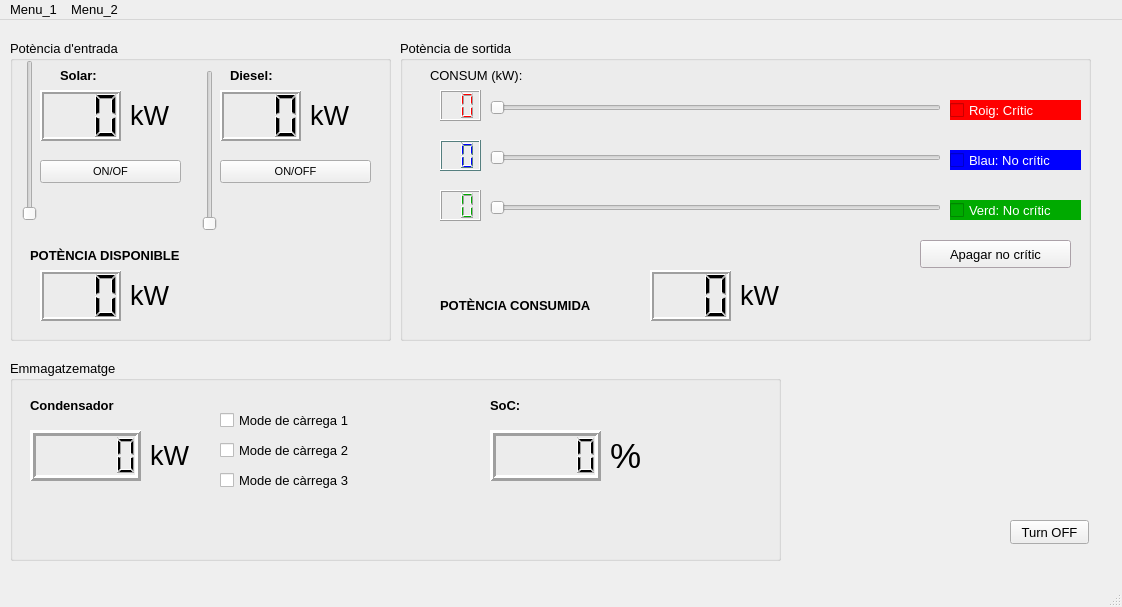
Old version of the form ui_v2.ui in the repository LeoDaVinci16/P3_electronica.
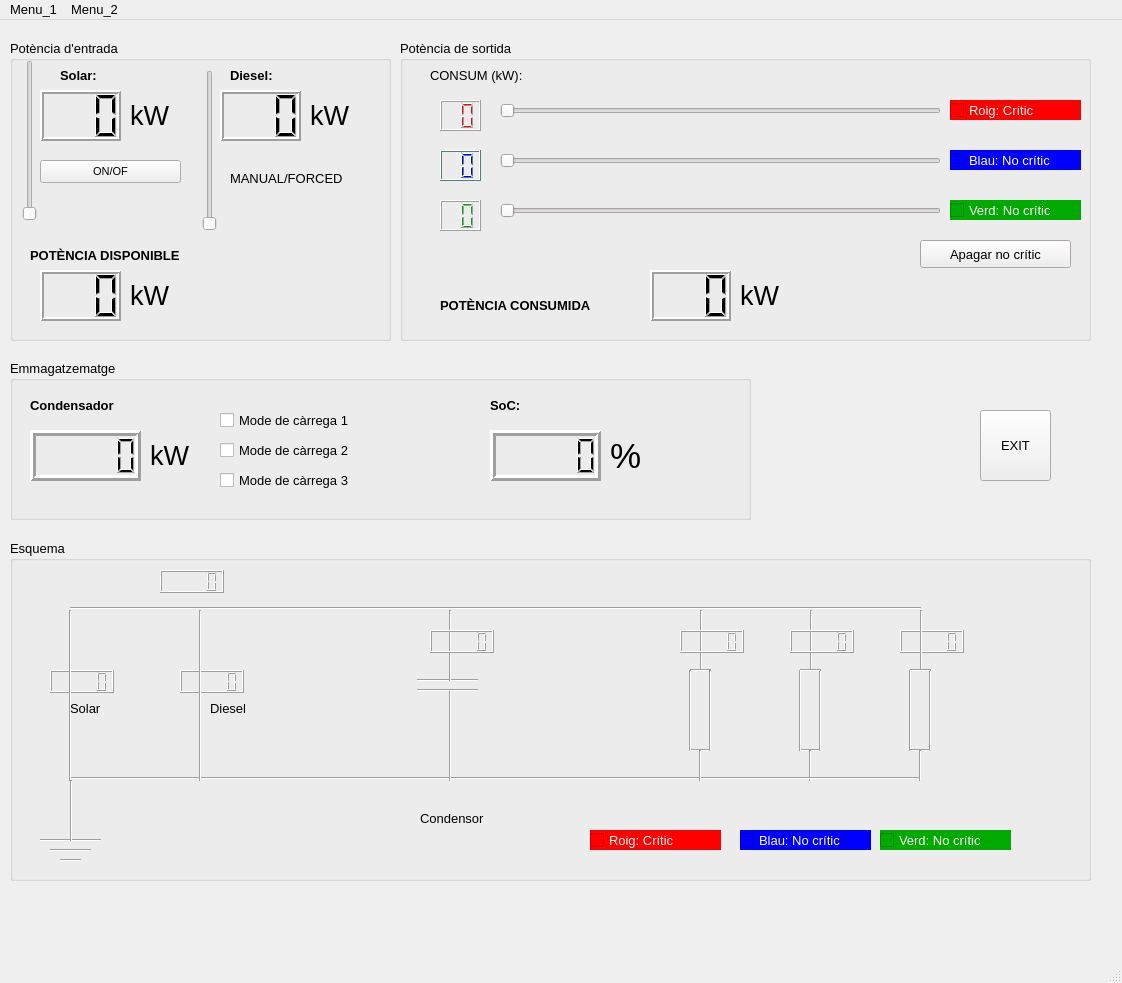
New version of the form.

Commit message: Millores de la simulacio

The edit to the form file:
```diff
--- a/ui_v2.ui
+++ b/ui_v2.ui
@@ -7,7 +7,7 @@
     <x>0</x>
     <y>0</y>
     <width>1122</width>
-    <height>607</height>
+    <height>983</height>
    </rect>
   </property>
   <property name="palette">
@@ -267,25 +267,6 @@
       <string>ON/OF</string>
      </property>
     </widget>
-    <widget class="QPushButton" name="pushButton_2">
-     <property name="geometry">
-      <rect>
-       <x>210</x>
-       <y>120</y>
-       <width>151</width>
-       <height>23</height>
-      </rect>
-     </property>
-     <property name="font">
-      <font>
-       <family>Arial</family>
-       <pointsize>8</pointsize>
-      </font>
-     </property>
-     <property name="text">
-      <string>ON/OFF</string>
-     </property>
-    </widget>
     <widget class="QLabel" name="label_10">
      <property name="geometry">
       <rect>
@@ -355,6 +336,19 @@
       <string>kW</string>
      </property>
     </widget>
+    <widget class="QLabel" name="label_3">
+     <property name="geometry">
+      <rect>
+       <x>220</x>
+       <y>130</y>
+       <width>131</width>
+       <height>16</height>
+      </rect>
+     </property>
+     <property name="text">
+      <string>MANUAL/FORCED</string>
+     </property>
+    </widget>
    </widget>
    <widget class="QGroupBox" name="groupBox_2">
     <property name="geometry">
@@ -475,30 +469,11 @@
       <string>POTÈNCIA CONSUMIDA</string>
      </property>
     </widget>
-    <widget class="QSlider" name="horizontalSlider_3">
-     <property name="geometry">
-      <rect>
-       <x>90</x>
-       <y>160</y>
-       <width>451</width>
-       <height>16</height>
-      </rect>
-     </property>
-     <property name="cursor">
-      <cursorShape>SizeHorCursor</cursorShape>
-     </property>
-     <property name="styleSheet">
-      <string notr="true">border-color: rgb(0, 255, 0);</string>
-     </property>
-     <property name="orientation">
-      <enum>Qt::Orientation::Horizontal</enum>
-     </property>
-    </widget>
     <widget class="QLCDNumber" name="lcdNumber_3">
      <property name="geometry">
       <rect>
        <x>40</x>
-       <y>150</y>
+       <y>160</y>
        <width>41</width>
        <height>31</height>
       </rect>
@@ -544,6 +519,7 @@
       <font>
        <family>Arial</family>
        <pointsize>10</pointsize>
+       <weight>75</weight>
        <bold>true</bold>
       </font>
      </property>
@@ -555,7 +531,7 @@
      <property name="geometry">
       <rect>
        <x>40</x>
-       <y>100</y>
+       <y>110</y>
        <width>41</width>
        <height>31</height>
       </rect>
@@ -1033,6 +1009,7 @@
       <font>
        <family>Arial</family>
        <pointsize>10</pointsize>
+       <weight>75</weight>
        <bold>true</bold>
       </font>
      </property>
@@ -1047,7 +1024,7 @@
      <property name="geometry">
       <rect>
        <x>40</x>
-       <y>50</y>
+       <y>60</y>
        <width>41</width>
        <height>31</height>
       </rect>
@@ -1093,6 +1070,7 @@
       <font>
        <family>Arial</family>
        <pointsize>10</pointsize>
+       <weight>75</weight>
        <bold>true</bold>
       </font>
      </property>
@@ -1124,54 +1102,6 @@
       <string>CONSUM (kW):</string>
      </property>
     </widget>
-    <widget class="QSlider" name="horizontalSlider_1">
-     <property name="enabled">
-      <bool>true</bool>
-     </property>
-     <property name="geometry">
-      <rect>
-       <x>90</x>
-       <y>60</y>
-       <width>451</width>
-       <height>16</height>
-      </rect>
-     </property>
-     <property name="cursor">
-      <cursorShape>SizeHorCursor</cursorShape>
-     </property>
-     <property name="styleSheet">
-      <string notr="true">selection-color: rgb(255, 0, 0);</string>
-     </property>
-     <property name="orientation">
-      <enum>Qt::Orientation::Horizontal</enum>
-     </property>
-    </widget>
-    <widget class="QSlider" name="horizontalSlider_2">
-     <property name="geometry">
-      <rect>
-       <x>90</x>
-       <y>110</y>
-       <width>451</width>
-       <height>16</height>
-      </rect>
-     </property>
-     <property name="cursor">
-      <cursorShape>SizeHorCursor</cursorShape>
-     </property>
-     <property name="mouseTracking">
-      <bool>true</bool>
-     </property>
-     <property name="autoFillBackground">
-      <bool>false</bool>
-     </property>
-     <property name="styleSheet">
-      <string notr="true">alternate-background-color: rgb(0, 0, 255);
-</string>
-     </property>
-     <property name="orientation">
-      <enum>Qt::Orientation::Horizontal</enum>
-     </property>
-    </widget>
     <widget class="QPushButton" name="pushButton">
      <property name="geometry">
       <rect>
@@ -1281,14 +1211,53 @@
       <string>kW</string>
      </property>
     </widget>
+    <widget class="QSlider" name="horizontalSlider_1">
+     <property name="geometry">
+      <rect>
+       <x>100</x>
+       <y>60</y>
+       <width>441</width>
+       <height>22</height>
+      </rect>
+     </property>
+     <property name="orientation">
+      <enum>Qt::Horizontal</enum>
+     </property>
+    </widget>
+    <widget class="QSlider" name="horizontalSlider_2">
+     <property name="geometry">
+      <rect>
+       <x>100</x>
+       <y>110</y>
+       <width>441</width>
+       <height>22</height>
+      </rect>
+     </property>
+     <property name="orientation">
+      <enum>Qt::Horizontal</enum>
+     </property>
+    </widget>
+    <widget class="QSlider" name="horizontalSlider_3">
+     <property name="geometry">
+      <rect>
+       <x>100</x>
+       <y>160</y>
+       <width>441</width>
+       <height>22</height>
+      </rect>
+     </property>
+     <property name="orientation">
+      <enum>Qt::Horizontal</enum>
+     </property>
+    </widget>
    </widget>
    <widget class="QGroupBox" name="groupBox_3">
     <property name="geometry">
      <rect>
       <x>10</x>
       <y>340</y>
-      <width>771</width>
-      <height>201</height>
+      <width>741</width>
+      <height>160</height>
      </rect>
     </property>
     <property name="title">
@@ -1469,16 +1438,601 @@
    <widget class="QPushButton" name="pushButton_3">
     <property name="geometry">
      <rect>
-      <x>1010</x>
-      <y>500</y>
-      <width>79</width>
-      <height>24</height>
+      <x>980</x>
+      <y>390</y>
+      <width>71</width>
+      <height>71</height>
      </rect>
     </property>
     <property name="text">
-     <string>Turn OFF</string>
+     <string>EXIT</string>
     </property>
    </widget>
+   <widget class="QGroupBox" name="groupBox_4">
+    <property name="geometry">
+     <rect>
+      <x>10</x>
+      <y>520</y>
+      <width>1081</width>
+      <height>341</height>
+     </rect>
+    </property>
+    <property name="title">
+     <string>Esquema</string>
+    </property>
+    <widget class="Line" name="line_30">
+     <property name="geometry">
+      <rect>
+       <x>50</x>
+       <y>310</y>
+       <width>21</width>
+       <height>20</height>
+      </rect>
+     </property>
+     <property name="orientation">
+      <enum>Qt::Horizontal</enum>
+     </property>
+    </widget>
+    <widget class="QLCDNumber" name="lcdNumber_5">
+     <property name="geometry">
+      <rect>
+       <x>150</x>
+       <y>30</y>
+       <width>64</width>
+       <height>23</height>
+      </rect>
+     </property>
+    </widget>
+    <widget class="QLCDNumber" name="lcdNumber_15">
+     <property name="geometry">
+      <rect>
+       <x>890</x>
+       <y>90</y>
+       <width>64</width>
+       <height>23</height>
+      </rect>
+     </property>
+    </widget>
+    <widget class="Line" name="line_5">
+     <property name="geometry">
+      <rect>
+       <x>407</x>
+       <y>130</y>
+       <width>61</width>
+       <height>20</height>
+      </rect>
+     </property>
+     <property name="orientation">
+      <enum>Qt::Horizontal</enum>
+     </property>
+    </widget>
+    <widget class="Line" name="line_17">
+     <property name="geometry">
+      <rect>
+       <x>790</x>
+       <y>200</y>
+       <width>21</width>
+       <height>20</height>
+      </rect>
+     </property>
+     <property name="orientation">
+      <enum>Qt::Horizontal</enum>
+     </property>
+    </widget>
+    <widget class="Line" name="line_8">
+     <property name="geometry">
+      <rect>
+       <x>690</x>
+       <y>70</y>
+       <width>3</width>
+       <height>61</height>
+      </rect>
+     </property>
+     <property name="orientation">
+      <enum>Qt::Vertical</enum>
+     </property>
+    </widget>
+    <widget class="QLabel" name="label_16">
+     <property name="geometry">
+      <rect>
+       <x>200</x>
+       <y>160</y>
+       <width>55</width>
+       <height>16</height>
+      </rect>
+     </property>
+     <property name="text">
+      <string>Diesel</string>
+     </property>
+    </widget>
+    <widget class="Line" name="line_18">
+     <property name="geometry">
+      <rect>
+       <x>780</x>
+       <y>130</y>
+       <width>20</width>
+       <height>81</height>
+      </rect>
+     </property>
+     <property name="orientation">
+      <enum>Qt::Vertical</enum>
+     </property>
+    </widget>
+    <widget class="Line" name="line_11">
+     <property name="geometry">
+      <rect>
+       <x>680</x>
+       <y>120</y>
+       <width>21</width>
+       <height>20</height>
+      </rect>
+     </property>
+     <property name="orientation">
+      <enum>Qt::Horizontal</enum>
+     </property>
+    </widget>
+    <widget class="QLCDNumber" name="lcdNumber_4">
+     <property name="geometry">
+      <rect>
+       <x>170</x>
+       <y>130</y>
+       <width>64</width>
+       <height>23</height>
+      </rect>
+     </property>
+    </widget>
+    <widget class="Line" name="line_3">
+     <property name="geometry">
+      <rect>
+       <x>60</x>
+       <y>60</y>
+       <width>851</width>
+       <height>16</height>
+      </rect>
+     </property>
+     <property name="orientation">
+      <enum>Qt::Horizontal</enum>
+     </property>
+    </widget>
+    <widget class="Line" name="line_22">
+     <property name="geometry">
+      <rect>
+       <x>890</x>
+       <y>130</y>
+       <width>20</width>
+       <height>81</height>
+      </rect>
+     </property>
+     <property name="orientation">
+      <enum>Qt::Vertical</enum>
+     </property>
+    </widget>
+    <widget class="Line" name="line_29">
+     <property name="geometry">
+      <rect>
+       <x>40</x>
+       <y>300</y>
+       <width>41</width>
+       <height>20</height>
+      </rect>
+     </property>
+     <property name="orientation">
+      <enum>Qt::Horizontal</enum>
+     </property>
+    </widget>
+    <widget class="Line" name="line_14">
+     <property name="geometry">
+      <rect>
+       <x>680</x>
+       <y>200</y>
+       <width>21</width>
+       <height>20</height>
+      </rect>
+     </property>
+     <property name="orientation">
+      <enum>Qt::Horizontal</enum>
+     </property>
+    </widget>
+    <widget class="Line" name="line_21">
+     <property name="geometry">
+      <rect>
+       <x>900</x>
+       <y>200</y>
+       <width>21</width>
+       <height>20</height>
+      </rect>
+     </property>
+     <property name="orientation">
+      <enum>Qt::Horizontal</enum>
+     </property>
+    </widget>
+    <widget class="Line" name="line_28">
+     <property name="geometry">
+      <rect>
+       <x>30</x>
+       <y>290</y>
+       <width>61</width>
+       <height>20</height>
+      </rect>
+     </property>
+     <property name="orientation">
+      <enum>Qt::Horizontal</enum>
+     </property>
+    </widget>
+    <widget class="Line" name="line_25">
+     <property name="geometry">
+      <rect>
+       <x>790</x>
+       <y>210</y>
+       <width>20</width>
+       <height>31</height>
+      </rect>
+     </property>
+     <property name="orientation">
+      <enum>Qt::Vertical</enum>
+     </property>
+    </widget>
+    <widget class="QLCDNumber" name="lcdNumber">
+     <property name="geometry">
+      <rect>
+       <x>40</x>
+       <y>130</y>
+       <width>64</width>
+       <height>23</height>
+      </rect>
+     </property>
+    </widget>
+    <widget class="QLCDNumber" name="lcdNumber_13">
+     <property name="geometry">
+      <rect>
+       <x>670</x>
+       <y>90</y>
+       <width>64</width>
+       <height>23</height>
+      </rect>
+     </property>
+    </widget>
+    <widget class="Line" name="line_13">
+     <property name="geometry">
+      <rect>
+       <x>690</x>
+       <y>130</y>
+       <width>20</width>
+       <height>81</height>
+      </rect>
+     </property>
+     <property name="orientation">
+      <enum>Qt::Vertical</enum>
+     </property>
+    </widget>
+    <widget class="Line" name="line_15">
+     <property name="geometry">
+      <rect>
+       <x>800</x>
+       <y>130</y>
+       <width>20</width>
+       <height>81</height>
+      </rect>
+     </property>
+     <property name="orientation">
+      <enum>Qt::Vertical</enum>
+     </property>
+    </widget>
+    <widget class="Line" name="line_9">
+     <property name="geometry">
+      <rect>
+       <x>800</x>
+       <y>70</y>
+       <width>3</width>
+       <height>61</height>
+      </rect>
+     </property>
+     <property name="orientation">
+      <enum>Qt::Vertical</enum>
+     </property>
+    </widget>
+    <widget class="Line" name="line_16">
+     <property name="geometry">
+      <rect>
+       <x>790</x>
+       <y>120</y>
+       <width>21</width>
+       <height>20</height>
+      </rect>
+     </property>
+     <property name="orientation">
+      <enum>Qt::Horizontal</enum>
+     </property>
+    </widget>
+    <widget class="Line" name="line_26">
+     <property name="geometry">
+      <rect>
+       <x>60</x>
+       <y>230</y>
+       <width>851</width>
+       <height>16</height>
+      </rect>
+     </property>
+     <property name="orientation">
+      <enum>Qt::Horizontal</enum>
+     </property>
+    </widget>
+    <widget class="QCheckBox" name="checkBox_7">
+     <property name="enabled">
+      <bool>true</bool>
+     </property>
+     <property name="geometry">
+      <rect>
+       <x>580</x>
+       <y>290</y>
+       <width>131</width>
+       <height>20</height>
+      </rect>
+     </property>
+     <property name="font">
+      <font>
+       <family>Arial</family>
+       <pointsize>10</pointsize>
+      </font>
+     </property>
+     <property name="styleSheet">
+      <string notr="true">color: rgb(255, 255, 255);
+background-color: rgb(255, 0, 0);
+</string>
+     </property>
+     <property name="text">
+      <string>Roig: Crític</string>
+     </property>
+    </widget>
+    <widget class="Line" name="line_10">
+     <property name="geometry">
+      <rect>
+       <x>910</x>
+       <y>70</y>
+       <width>3</width>
+       <height>61</height>
+      </rect>
+     </property>
+     <property name="orientation">
+      <enum>Qt::Vertical</enum>
+     </property>
+    </widget>
+    <widget class="Line" name="line_19">
+     <property name="geometry">
+      <rect>
+       <x>910</x>
+       <y>130</y>
+       <width>20</width>
+       <height>81</height>
+      </rect>
+     </property>
+     <property name="orientation">
+      <enum>Qt::Vertical</enum>
+     </property>
+    </widget>
+    <widget class="Line" name="line_23">
+     <property name="geometry">
+      <rect>
+       <x>680</x>
+       <y>210</y>
+       <width>20</width>
+       <height>31</height>
+      </rect>
+     </property>
+     <property name="orientation">
+      <enum>Qt::Vertical</enum>
+     </property>
+    </widget>
+    <widget class="Line" name="line_20">
+     <property name="geometry">
+      <rect>
+       <x>900</x>
+       <y>120</y>
+       <width>21</width>
+       <height>20</height>
+      </rect>
+     </property>
+     <property name="orientation">
+      <enum>Qt::Horizontal</enum>
+     </property>
+    </widget>
+    <widget class="Line" name="line_7">
+     <property name="geometry">
+      <rect>
+       <x>430</x>
+       <y>150</y>
+       <width>20</width>
+       <height>91</height>
+      </rect>
+     </property>
+     <property name="orientation">
+      <enum>Qt::Vertical</enum>
+     </property>
+    </widget>
+    <widget class="Line" name="line_4">
+     <property name="geometry">
+      <rect>
+       <x>430</x>
+       <y>70</y>
+       <width>20</width>
+       <height>71</height>
+      </rect>
+     </property>
+     <property name="orientation">
+      <enum>Qt::Vertical</enum>
+     </property>
+    </widget>
+    <widget class="QLCDNumber" name="lcdNumber_12">
+     <property name="geometry">
+      <rect>
+       <x>420</x>
+       <y>90</y>
+       <width>64</width>
+       <height>23</height>
+      </rect>
+     </property>
+    </widget>
+    <widget class="Line" name="line_12">
+     <property name="geometry">
+      <rect>
+       <x>670</x>
+       <y>130</y>
+       <width>20</width>
+       <height>81</height>
+      </rect>
+     </property>
+     <property name="orientation">
+      <enum>Qt::Vertical</enum>
+     </property>
+    </widget>
+    <widget class="Line" name="line">
+     <property name="geometry">
+      <rect>
+       <x>50</x>
+       <y>70</y>
+       <width>20</width>
+       <height>171</height>
+      </rect>
+     </property>
+     <property name="orientation">
+      <enum>Qt::Vertical</enum>
+     </property>
+    </widget>
+    <widget class="QCheckBox" name="checkBox_9">
+     <property name="geometry">
+      <rect>
+       <x>870</x>
+       <y>290</y>
+       <width>131</width>
+       <height>20</height>
+      </rect>
+     </property>
+     <property name="font">
+      <font>
+       <family>Arial</family>
+       <pointsize>10</pointsize>
+      </font>
+     </property>
+     <property name="styleSheet">
+      <string notr="true">background-color: rgb(0, 170, 0);
+color: rgb(255, 255, 255)</string>
+     </property>
+     <property name="text">
+      <string>Verd: No crític</string>
+     </property>
+    </widget>
+    <widget class="QLabel" name="label_17">
+     <property name="geometry">
+      <rect>
+       <x>410</x>
+       <y>270</y>
+       <width>101</width>
+       <height>16</height>
+      </rect>
+     </property>
+     <property name="text">
+      <string>Condensor</string>
+     </property>
+    </widget>
+    <widget class="QLCDNumber" name="lcdNumber_14">
+     <property name="geometry">
+      <rect>
+       <x>780</x>
+       <y>90</y>
+       <width>64</width>
+       <height>23</height>
+      </rect>
+     </property>
+    </widget>
+    <widget class="QLabel" name="label_15">
+     <property name="geometry">
+      <rect>
+       <x>60</x>
+       <y>160</y>
+       <width>55</width>
+       <height>16</height>
+      </rect>
+     </property>
+     <property name="text">
+      <string>Solar</string>
+     </property>
+    </widget>
+    <widget class="Line" name="line_27">
+     <property name="geometry">
+      <rect>
+       <x>60</x>
+       <y>240</y>
+       <width>3</width>
+       <height>61</height>
+      </rect>
+     </property>
+     <property name="orientation">
+      <enum>Qt::Vertical</enum>
+     </property>
+    </widget>
+    <widget class="QCheckBox" name="checkBox_8">
+     <property name="geometry">
+      <rect>
+       <x>730</x>
+       <y>290</y>
+       <width>131</width>
+       <height>20</height>
+      </rect>
+     </property>
+     <property name="font">
+      <font>
+       <family>Arial</family>
+       <pointsize>10</pointsize>
+      </font>
+     </property>
+     <property name="styleSheet">
+      <string notr="true">background-color: rgb(0, 0, 255);
+color: rgb(255, 255, 255)</string>
+     </property>
+     <property name="text">
+      <string>Blau: No crític</string>
+     </property>
+    </widget>
+    <widget class="Line" name="line_2">
+     <property name="geometry">
+      <rect>
+       <x>180</x>
+       <y>70</y>
+       <width>21</width>
+       <height>171</height>
+      </rect>
+     </property>
+     <property name="orientation">
+      <enum>Qt::Vertical</enum>
+     </property>
+    </widget>
+    <widget class="Line" name="line_6">
+     <property name="geometry">
+      <rect>
+       <x>407</x>
+       <y>140</y>
+       <width>61</width>
+       <height>20</height>
+      </rect>
+     </property>
+     <property name="orientation">
+      <enum>Qt::Horizontal</enum>
+     </property>
+    </widget>
+    <widget class="Line" name="line_24">
+     <property name="geometry">
+      <rect>
+       <x>900</x>
+       <y>210</y>
+       <width>20</width>
+       <height>31</height>
+      </rect>
+     </property>
+     <property name="orientation">
+      <enum>Qt::Vertical</enum>
+     </property>
+    </widget>
+   </widget>
    <zorder>groupBox_2</zorder>
    <zorder>groupBox</zorder>
    <zorder>groupBox_3</zorder>
```
Left out of the diff: 53 changed lines with no effect on the pictures. The commit also changes 2 other files.
